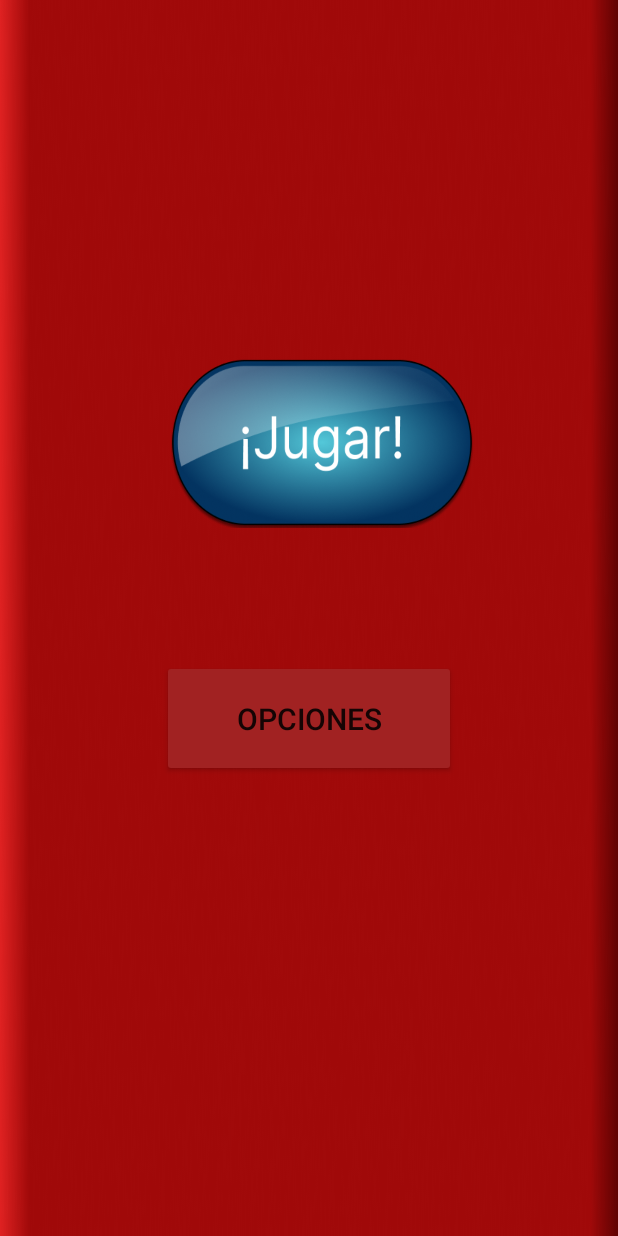
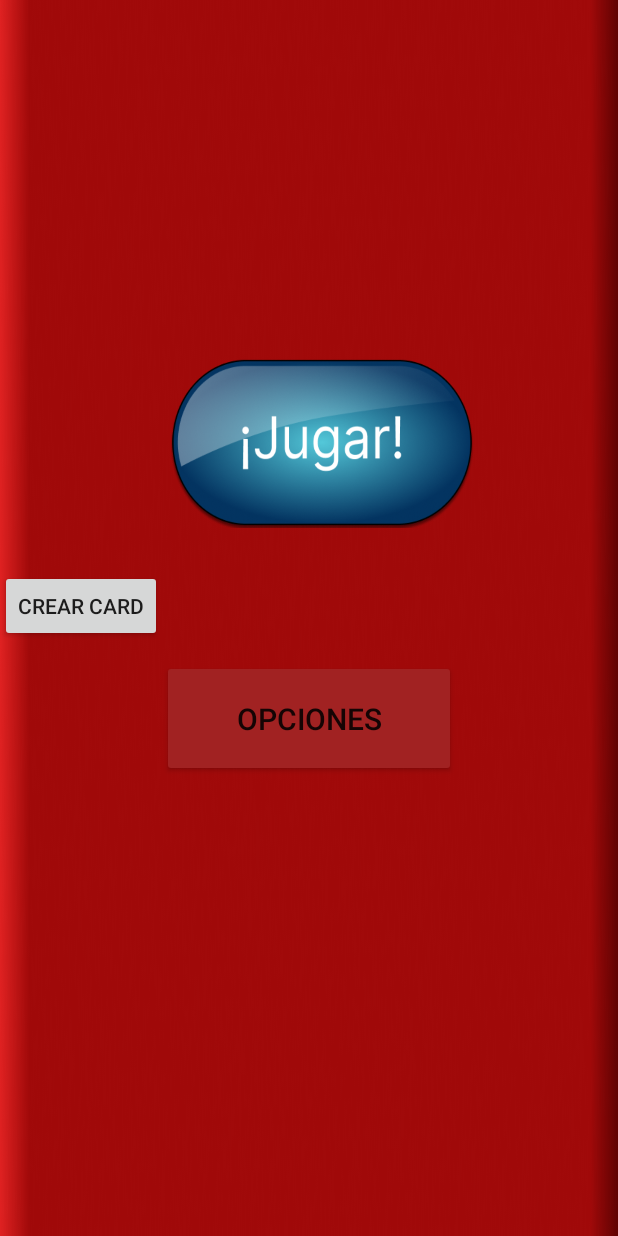
Before and after one commit to FerEspinosa/ABC9, an Android app: the screen it shows after launch (HomeActivity), on a phone screen of 412 x 824 dp. Run offline under Robolectric (Android 15) with nearby library versions, the phone set to English and light mode, and no system bars; our stand-ins replace Dagger/Hilt's generated code.

Commit message:
Database updated. Cards now holds an image field, that stores a bitmap as a String. The EditCard ACtivities works fine. The "nuevaCarta" method still doesnt look for the image in the db but on the drawable folder

```diff
--- a/ABC9/app/build.gradle
+++ b/ABC9/app/build.gradle
@@ -10,7 +10,7 @@ android {
         minSdk 21
         targetSdk 32
         versionCode 2
-        versionName "1.0.0.2"
+        versionName "1.0.0.3"
         // code 10 name 1.0.2.6
 
         testInstrumentationRunner "androidx.test.runner.AndroidJUnitRunner"
--- a/ABC9/app/src/main/java/com/latorreencantada/abc9/AdminSQLiteOpenHelper.java
+++ b/ABC9/app/src/main/java/com/latorreencantada/abc9/AdminSQLiteOpenHelper.java
@@ -1,29 +1,66 @@
 package com.latorreencantada.abc9;
 
+import android.content.ContentValues;
 import android.content.Context;
 import android.database.sqlite.SQLiteDatabase;
 import android.database.sqlite.SQLiteOpenHelper;
 
 import androidx.annotation.Nullable;
 
-    public class AdminSQLiteOpenHelper  extends SQLiteOpenHelper {
-        public AdminSQLiteOpenHelper(@Nullable Context context, @Nullable String name, @Nullable SQLiteDatabase.CursorFactory factory, int version) {
-            super(context, name, factory, version);
+import com.latorreencantada.abc9.Models.Card;
+import com.latorreencantada.abc9.root.MemoryContract;
+
+public class AdminSQLiteOpenHelper  extends SQLiteOpenHelper {
+
+        private static final String TEXT_TYPE = " TEXT";
+        private static final String INTEGER_TYPE = " INTEGER";
+        private static final String COMMA_SEP = ",";
+        private static final String DATABASE_NAME = "administracion";
+        private static final int DATABASE_VERSION = 3;
+
+
+
+        public AdminSQLiteOpenHelper(@Nullable Context context) {
+            super(context, DATABASE_NAME, null, DATABASE_VERSION);
         }
 
         @Override
         public void onCreate(SQLiteDatabase BD) {
-            BD.execSQL("create table players (nombre text, level int, bestScore int, profileImage text)");
-            BD.execSQL("create table cards (word text, syl1 text, syl2 text, syl3 text, syl4 text, level int)");
+            onUpgrade(BD, 0, 3);
         }
 
         @Override
         public void onUpgrade(SQLiteDatabase BD, int oldVersion, int newVersion) {
 
+            if (oldVersion<1){
+                BD.execSQL("create table players (nombre text, level int, bestScore int)");
+                BD.execSQL("create table cards (word text, syl1 text, syl2 text, syl3 text, syl4 text, level int)");
+            }
+            if (oldVersion<4){
+                // perform updates
+                BD.execSQL("ALTER TABLE players ADD COLUMN profileImage text");
+                BD.execSQL("ALTER TABLE cards ADD COLUMN image text");
+            }
         }
 
         public Integer deleteAllData () {
             SQLiteDatabase db = this.getWritableDatabase();
             return db.delete("cards", null, null);
         }
+
+    public boolean addMemory(Card card) {
+        SQLiteDatabase db = getWritableDatabase();
+
+        ContentValues values = new ContentValues();
+        values.put(MemoryContract.MemoryEntry.COLUMN_WORD, card.getWord());
+        values.put(MemoryContract.MemoryEntry.COLUMN_SYL1, card.getSyl(1));
+        values.put(MemoryContract.MemoryEntry.COLUMN_SYL2, card.getSyl(2));
+        values.put(MemoryContract.MemoryEntry.COLUMN_SYL3, card.getSyl(3));
+        values.put(MemoryContract.MemoryEntry.COLUMN_SYL4, card.getSyl(4));
+        values.put(MemoryContract.MemoryEntry.COLUMN_LEVEL, card.getLevel());
+        values.put(MemoryContract.MemoryEntry.COLUMN_IMAGE, card.getImageAsString());
+
+        return db.insert("cards", null, values) != -1;
     }
+
+    }
--- a/ABC9/app/src/main/java/com/latorreencantada/abc9/Home/HomeActivity.java
+++ b/ABC9/app/src/main/java/com/latorreencantada/abc9/Home/HomeActivity.java
@@ -15,6 +15,7 @@ import android.widget.ImageView;
 import android.widget.LinearLayout;
 import android.widget.TextView;
 
+import com.latorreencantada.abc9.EditWordsActivity;
 import com.latorreencantada.abc9.LevelMapActivity;
 import com.latorreencantada.abc9.Nivel.NivelActivity;
 import com.latorreencantada.abc9.R;
@@ -177,4 +178,8 @@ public class HomeActivity extends AppCompatActivity implements HomeMVP.View {
     public void onBackPressed() {
     }
 
+    public void goToEditCards(View view){
+        startActivity(new Intent(HomeActivity.this, EditWordsActivity.class));
+    }
+
 }
--- a/ABC9/app/src/main/java/com/latorreencantada/abc9/Home/HomeMVP.java
+++ b/ABC9/app/src/main/java/com/latorreencantada/abc9/Home/HomeMVP.java
@@ -48,6 +48,8 @@ public interface HomeMVP {
         void SetNotFirstRun(Context context);
 
         int GetLevelWordsCount(int level);
+
+        void deleteAllData(Context context);
     }
 
 
--- a/ABC9/app/src/main/java/com/latorreencantada/abc9/Home/HomeModel.java
+++ b/ABC9/app/src/main/java/com/latorreencantada/abc9/Home/HomeModel.java
@@ -51,14 +51,25 @@ public class HomeModel implements HomeMVP.Model{
     }
 
     @Override
+    public void deleteAllData(Context context) {
+        AdminSQLiteOpenHelper admin = new AdminSQLiteOpenHelper(context);
+        SQLiteDatabase BD = admin.getWritableDatabase();
+
+        BD.execSQL("delete from cards");
+        BD.close();
+    }
+
+    @Override
     public void InsertCardIntoDb(ContentValues registro, Context context) {
 
         //Crear objeto administrador de base de datos
-        AdminSQLiteOpenHelper admin = new AdminSQLiteOpenHelper(context, "administracion", null, 1);
+        AdminSQLiteOpenHelper admin = new AdminSQLiteOpenHelper(context);
         SQLiteDatabase BD = admin.getWritableDatabase();
 
         BD.insert("cards", null, registro);
 
         BD.close();
     }
+
+
 }
--- a/ABC9/app/src/main/java/com/latorreencantada/abc9/Home/HomePresenter.java
+++ b/ABC9/app/src/main/java/com/latorreencantada/abc9/Home/HomePresenter.java
@@ -73,6 +73,7 @@ public class HomePresenter implements HomeMVP.Presenter{
 
     @Override
     public void BtOptionsPressed() {
+
         if (optionMenuShown){
             // hacer invisible el menu de opciones
             assert view != null;
--- a/ABC9/app/src/main/java/com/latorreencantada/abc9/Nivel/NivelActivityModel.java
+++ b/ABC9/app/src/main/java/com/latorreencantada/abc9/Nivel/NivelActivityModel.java
@@ -38,7 +38,8 @@ public class NivelActivityModel implements NivelActivityMVP.Model{
                     c.getString(2), // syl2
                     c.getString(3), // syl3
                     c.getString(4), // syl4
-                    c.getInt   (5)  // level
+                    c.getInt   (5),  // level
+                    c.getString   (6)  // level
                 );
 
                 levelCardList.add(card);
--- a/ABC9/app/src/main/java/com/latorreencantada/abc9/Nivel/NivelRepository.java
+++ b/ABC9/app/src/main/java/com/latorreencantada/abc9/Nivel/NivelRepository.java
@@ -20,7 +20,7 @@ public class NivelRepository implements NivelInterface {
 
         //Crear objeto administrador de base de datos
 
-        AdminSQLiteOpenHelper admin = new AdminSQLiteOpenHelper(context, "administracion", null, 1);
+        AdminSQLiteOpenHelper admin = new AdminSQLiteOpenHelper(context);
         SQLiteDatabase bd= admin.getWritableDatabase();
         Cursor c = bd.rawQuery
                 ("SELECT * FROM cards WHERE level = "+playerLevel, null);
--- a/ABC9/app/src/main/res/layout/activity_home.xml
+++ b/ABC9/app/src/main/res/layout/activity_home.xml
@@ -192,4 +192,16 @@
         app:layout_constraintStart_toStartOf="parent"
         app:layout_constraintTop_toTopOf="@+id/id_fondo" />
 
+    <Button
+        android:id="@+id/bt_edit_cards"
+        android:layout_width="wrap_content"
+        android:layout_height="wrap_content"
+        android:layout_marginTop="28dp"
+        android:onClick="goToEditCards"
+        android:text="crear card"
+        app:layout_constraintEnd_toStartOf="@+id/bt_opciones"
+        app:layout_constraintHorizontal_bias="0.571"
+        app:layout_constraintStart_toStartOf="parent"
+        app:layout_constraintTop_toBottomOf="@+id/bt_jugar" />
+
 </androidx.constraintlayout.widget.ConstraintLayout>
```
Also changed, not shown: ABC9/app/src/main/java/com/latorreencantada/abc9/EditWordsActivity.java (+73 -10 lines), ABC9/app/src/main/java/com/latorreencantada/abc9/Models/Card.java (+71 -27 lines), ABC9/app/src/main/res/layout/activity_edit_words.xml (+25 -1 lines).
